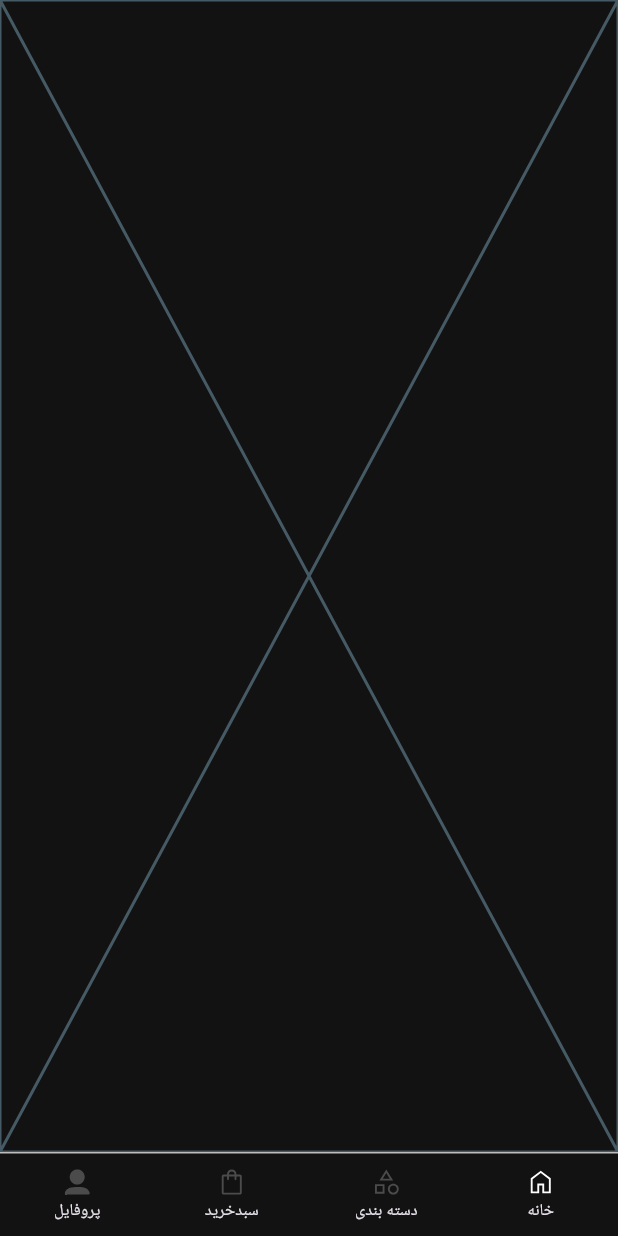
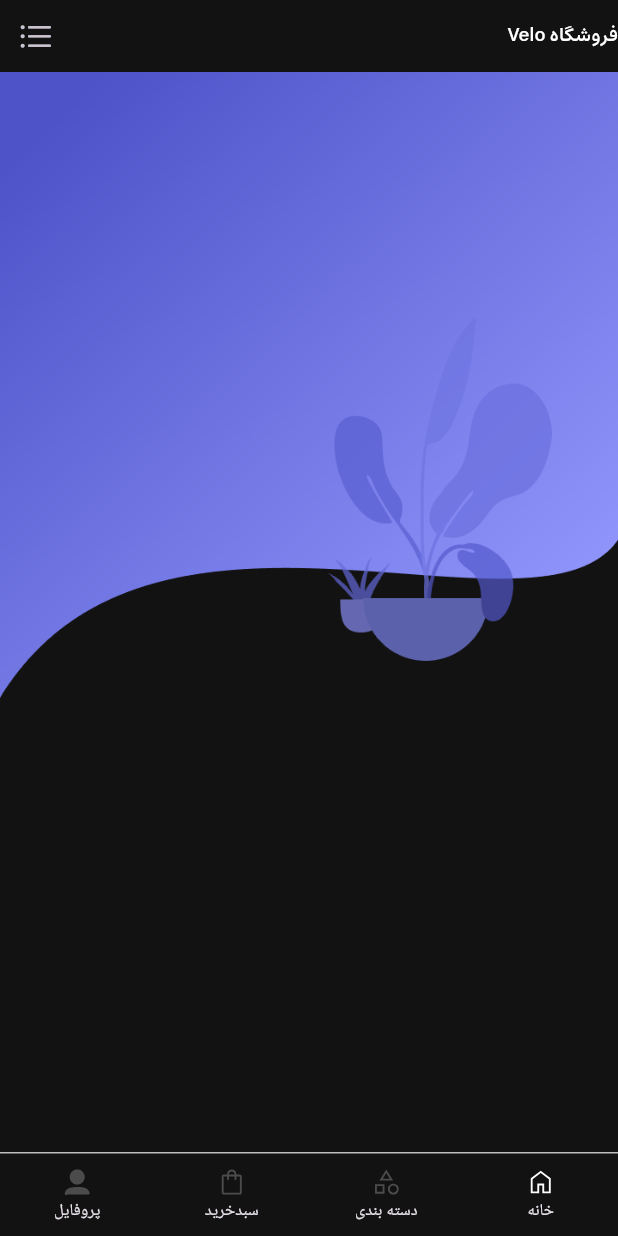
Before and after one commit to saeidjeddi/VeloShop-platform, a Flutter app: the screen it shows after launch, on a phone screen of 412 x 824 dp. Run offline on Flutter 3.47's test engine with Material 3 defaults, Android fonts, the phone set to English and light mode, and no system bars; our stand-ins replace bloc, dio, flutter_svg.

Commit message:
Add new components for menu and side navigation

```diff
--- /dev/null
+++ b/lib/core/constants/assets_path/fonts_path.dart
@@ -0,0 +1,9 @@
+class FontsPath {
+  FontsPath._();
+  static const String dana = 'dana';
+  static const String estedad = 'estedad';
+  static const String tanha = 'tanha';
+  static const String vazir = 'vazir';
+
+
+}
--- a/lib/core/constants/assets_path/icons_path.dart
+++ b/lib/core/constants/assets_path/icons_path.dart
@@ -4,5 +4,6 @@ class IconsPathSVG {
   static const String category = 'assets/icons/category.svg';
   static const String user = 'assets/icons/user.svg';
   static const String home = 'assets/icons/home.svg';
+  static const String bookmark = 'assets/icons/bookmark.svg';
 
 }
--- /dev/null
+++ b/lib/core/extention/sizboxextension.dart
@@ -0,0 +1,8 @@
+import 'package:flutter/material.dart';
+
+
+extension SizBoxExtension on double {
+  SizedBox get height => SizedBox(height: toDouble());
+
+  SizedBox get width => SizedBox(width: toDouble());
+}
--- /dev/null
+++ b/lib/core/theme/text_style/dark_text_style.dart
@@ -0,0 +1,85 @@
+import 'package:flutter/material.dart';
+import 'package:veloshop/core/constants/assets_path/fonts_path.dart';
+import 'package:veloshop/core/theme/colors/dark.dart';
+
+class AppTextstyleDarkMode {
+  AppTextstyleDarkMode._();
+
+
+  static final TextStyle title = TextStyle(
+    fontFamily: FontsPath.estedad,
+    fontSize: 20,
+    color: ColorDorkMode.title,
+  );
+
+  static TextStyle caption = TextStyle(
+    fontFamily: FontsPath.dana,
+    fontSize: 13,
+    color: ColorDorkMode.title.withAlpha(150),
+    fontWeight: FontWeight.normal,
+  );
+
+
+  static TextStyle titleAppBar = TextStyle(
+    fontFamily: FontsPath.estedad,
+    fontSize: 13,
+    color: ColorDorkMode.title,
+    fontWeight: FontWeight.normal,
+  );
+
+  static TextStyle titleAppSideMenu = TextStyle(
+    fontFamily: FontsPath.estedad,
+    fontSize: 16,
+    color: ColorDorkMode.title,
+    fontWeight: FontWeight.normal,
+  );
+  static TextStyle libelSideMenu = TextStyle(
+    fontFamily: FontsPath.estedad,
+    fontSize: 14,
+    color: ColorDorkMode.title,
+    fontWeight: FontWeight.normal,
+  );
+
+
+  static TextStyle captionSideMenu = TextStyle(
+    fontFamily: FontsPath.tanha,
+    fontSize: 13,
+    color: ColorDorkMode.title.withAlpha(150),
+    fontWeight: FontWeight.normal,
+  );
+
+
+  static TextStyle captionWarehousWaiting = TextStyle(
+    fontFamily: FontsPath.tanha,
+    fontSize: 13,
+    color: ColorDorkMode.captionWarehousWaiting,
+    fontWeight: FontWeight.normal,
+  );
+
+  static TextStyle captionWarehousCompletion = TextStyle(
+    fontFamily: FontsPath.tanha,
+    fontSize: 13,
+    color: ColorDorkMode.captionWarehousCompletion,
+    fontWeight: FontWeight.normal,
+  );
+
+  static TextStyle successesWarehouse = TextStyle(
+    fontFamily: FontsPath.vazir,
+    fontSize: 12,
+    color: ColorDorkMode.successesWarehouse.withAlpha(255),
+    fontWeight: FontWeight.normal,
+  );
+
+
+
+
+  static const TextStyle btmNavActive = TextStyle(
+      fontFamily: 'Dana',
+      fontSize: 12,
+      color: ColorDorkMode.btmNavActiveItem);
+
+  static const TextStyle btmNavInActive = TextStyle(
+      fontFamily: 'Dana',
+      fontSize: 12,
+      color: ColorDorkMode.btmNavInActiveItem);
+}
--- /dev/null
+++ b/lib/core/widgets/info_card_menu_side.dart
@@ -0,0 +1,64 @@
+import 'package:flutter/cupertino.dart';
+import 'package:flutter/material.dart';
+import 'package:veloshop/core/theme/text_style/dark_text_style.dart';
+
+
+
+
+class InfoCard extends StatelessWidget {
+  const InfoCard({
+    super.key,
+    required this.name,
+    required this.permissions,
+    required this.onClose,
+  });
+
+  final String name;
+  final String permissions;
+  final VoidCallback onClose;
+
+  @override
+  Widget build(BuildContext context) {
+    final Size size = MediaQuery.of(context).size;
+    return Material(
+      color: Colors.transparent,
+      child: Padding(
+        padding: const EdgeInsets.symmetric(horizontal: 12),
+        child: Row(
+          children: [
+
+            SizedBox(
+              width: size.width * .4,
+              height: 75,
+              child: ListTile(
+                contentPadding: EdgeInsets.zero,
+                leading: CircleAvatar(
+                  backgroundColor: Colors.grey.shade800,
+                  child: const Icon(
+                    CupertinoIcons.person,
+                  ),
+                ),
+                title: Text(
+                  name,
+                  style: AppTextstyleDarkMode.titleAppSideMenu,
+                ),
+                subtitle: Text(
+                  permissions,
+                  style: AppTextstyleDarkMode.captionSideMenu,
+                ),
+              ),
+            ),
+
+            IconButton(
+              onPressed: onClose,
+              icon: const Icon(
+                Icons.close,
+                color: Colors.white,
+              ),
+            ),
+          ],
+        ),
+      ),
+    );
+  }
+}
--- /dev/null
+++ b/lib/core/widgets/side_menu_title.dart
@@ -0,0 +1,80 @@
+import 'package:flutter/material.dart';
+import 'package:flutter_svg/svg.dart';
+import 'package:veloshop/core/theme/text_style/dark_text_style.dart';
+
+
+
+class SideMenuTitle extends StatelessWidget {
+  const SideMenuTitle({
+    super.key,
+    required this.title,
+    required this.iconName,
+    required this.onTap,
+    required this.isActive,
+  });
+
+  final String title;
+  final String iconName;
+  final VoidCallback onTap;
+  final bool isActive;
+
+  @override
+  Widget build(BuildContext context) {
+    final Size size = MediaQuery.of(context).size;
+    return Column(
+      children: [
+        Padding(
+          padding:  EdgeInsets.only(left: size.width * .07),
+          child: Divider(
+            color: Colors.grey.shade700,
+          ),
+        ),
+
+        Material(
+          color: Colors.transparent,
+          child: SizedBox(
+            height: 56,
+            child: Stack(
+              children: [
+                AnimatedPositioned(
+                  duration: const Duration(milliseconds: 300),
+                  curve: Curves.easeOutCubic,
+                  right: isActive ? (size.width * .02) : -(size.width * .6),
+                  top: 0,
+                  width: size.width * .5,
+                  height: 56,
+
+                  child: Container(
+                    decoration: BoxDecoration(
+                      color: const Color(0xFF6792FF),
+                      borderRadius: BorderRadius.circular(10),
+                    ),
+                  ),
+                ),
+
+                ListTile(
+                  onTap: onTap,
+                  leading: SizedBox(
+                    width: 24,
+                    height: 24,
+                    child: SvgPicture.asset(
+                      iconName,
+                      colorFilter: const ColorFilter.mode(
+                        Colors.white,
+                        BlendMode.srcIn,
+                      ),
+                    ),
+                  ),
+                  title: Text(
+                    title,
+                    style: AppTextstyleDarkMode.libelSideMenu,
+                  ),
+                ),
+              ],
+            ),
+          ),
+        ),
+      ],
+    );
+  }
+}
--- a/lib/features/main/presentation/pages/home_screen.dart
+++ b/lib/features/main/presentation/pages/home_screen.dart
@@ -1,10 +1,54 @@
+import 'package:flutter/cupertino.dart';
 import 'package:flutter/material.dart';
+import 'package:veloshop/core/constants/assets_path/image_path.dart';
+import 'package:veloshop/core/theme/text_style/dark_text_style.dart';
+import 'package:veloshop/features/main/presentation/pages/side_menu.dart';
+import 'package:veloshop/core/widgets/appBarCostum.dart';
+
+
+
+
 
 class HomeScreen extends StatelessWidget {
-  const HomeScreen({super.key});
+  const HomeScreen({
+    super.key,
+    required this.onMenuPressed,
+  });
+
+  final VoidCallback onMenuPressed;
 
   @override
   Widget build(BuildContext context) {
-    return const Placeholder();
+    final size = MediaQuery.of(context).size;
+
+    return Scaffold(
+      appBar: AppBarCustom(
+        size: size,
+        child: Row(
+          mainAxisAlignment: MainAxisAlignment.spaceBetween,
+          children: [
+            Text(
+              'فروشگاه Velo',
+              style: AppTextstyleDarkMode.titleAppBar,
+            ),
+
+            IconButton(
+              onPressed: onMenuPressed,
+              icon: const Icon(
+                CupertinoIcons.list_bullet,
+              ),
+            ),
+          ],
+        ),
+      ),
+
+      body: Column(
+        children: [
+          Image.asset(
+            ImagePath.background,
+          ),
+        ],
+      ),
+    );
   }
 }
--- a/lib/features/main/presentation/pages/main_screen.dart
+++ b/lib/features/main/presentation/pages/main_screen.dart
@@ -7,6 +7,7 @@ import 'package:veloshop/core/utils/app_snackbar.dart';
 import 'package:veloshop/features/cart/presentation/pages/cart_screen.dart';
 import 'package:veloshop/features/categories/presentation/pages/categories_screen.dart';
 import 'package:veloshop/features/main/presentation/pages/home_screen.dart';
+import 'package:veloshop/features/main/presentation/pages/menu_screen.dart';
 import 'package:veloshop/features/main/presentation/widgets/btm_nav_item.dart';
 import 'package:veloshop/features/profile/presentation/pages/profile_user_screen.dart';
 
@@ -134,7 +135,7 @@ class _MainScreenState extends State<MainScreen> {
                       key: _homeKey,
                       // initialRoute : ScreenNames.homeScreen,
                       onGenerateRoute: (settings) =>
-                          MaterialPageRoute(builder: (_) => HomeScreen()),
+                          MaterialPageRoute(builder: (_) => MenuScreen()),
                     ),
                     Navigator(
                       key: _categoryKey,
--- /dev/null
+++ b/lib/features/main/presentation/pages/menu_screen.dart
@@ -0,0 +1,66 @@
+import 'dart:math';
+
+import 'package:flutter/material.dart';
+import 'package:veloshop/features/main/presentation/pages/side_menu.dart';
+import 'package:veloshop/features/main/presentation/pages/home_screen.dart';
+
+class MenuScreen extends StatefulWidget {
+  const MenuScreen({super.key});
+
+  @override
+  State<MenuScreen> createState() => _MenuScreenState();
+}
+
+class _MenuScreenState extends State<MenuScreen> {
+  static const double menuWidth = 288;
+  static const double visibleHomeWidth = 70;
+
+  bool isMenuOpen = false;
+
+  void toggleMenu() {
+    setState(() {
+      isMenuOpen = !isMenuOpen;
+    });
+  }
+
+  void closeMenu() {
+    if (!isMenuOpen) return;
+
+    setState(() {
+      isMenuOpen = false;
+    });
+  }
+
+  @override
+  Widget build(BuildContext context) {
+    return Scaffold(
+      body: Stack(
+        children: [
+          // Side Menu
+          Positioned.fill(child: SideMenu(onClose: closeMenu)),
+
+          // Home
+          Positioned(
+            top: 0,
+            bottom: 0,
+            left: 0,
+            right: isMenuOpen ? menuWidth - visibleHomeWidth : 0,
+            child: Transform(
+              alignment: Alignment.centerLeft,
+              transform: Matrix4.identity()
+                ..setEntry(3, 2, 0.001)
+                ..rotateY(isMenuOpen ? -20 * pi / 180 : 0),
+              child: ClipRRect(
+                borderRadius: BorderRadius.only(
+                  topRight: Radius.circular(isMenuOpen ? 28 : 0),
+                  bottomRight: Radius.circular(isMenuOpen ? 28 : 0),
+                ),
+                child: HomeScreen(onMenuPressed: toggleMenu),
+              ),
+            ),
+          ),
+        ],
+      ),
+    );
+  }
+}
--- /dev/null
+++ b/lib/features/main/presentation/pages/side_menu.dart
@@ -0,0 +1,60 @@
+import 'package:flutter/cupertino.dart';
+import 'package:flutter/material.dart';
+import 'package:veloshop/core/constants/assets_path/icons_path.dart';
+import 'package:veloshop/core/theme/text_style/dark_text_style.dart';
+import 'package:veloshop/core/widgets/info_card_menu_side.dart';
+import 'package:veloshop/core/widgets/side_menu_title.dart';
+
+
+
+
+class SideMenu extends StatefulWidget {
+  const SideMenu({super.key, required this.onClose});
+
+  final VoidCallback onClose;
+
+  @override
+  State<SideMenu> createState() => _SideMenuState();
+}
+
+class _SideMenuState extends State<SideMenu> {
+  String activePage = 'home';
+
+  @override
+  Widget build(BuildContext context) {
+    final Size size = MediaQuery.of(context).size;
+    return Scaffold(
+      body: Container(
+        width: size.width,
+        height: size.height,
+        color: Color(0xFF17203A),
+        child: SafeArea(
+          child: Column(
+            crossAxisAlignment: .start,
+            children: [
+              // InfoCard(name: 'سعید', permissions: 'کاربر عادی', onClose: widget.onClose,),
+              IconButton(
+                onPressed:widget.onClose,
+                icon: const Icon(
+                  Icons.close,
+                  color: Colors.white,
+                ),
+              ),
+
+              Padding(
+                padding: const EdgeInsets.fromLTRB(0, 40, 24, 16),
+                child: Text('حافظه', style: AppTextstyleDarkMode.titleAppBar),
+              ),
+
+              SideMenuTitle(title: 'ذخیره شده', iconName: IconsPathSVG.bookmark, onTap: () {
+                setState(() {
+                  activePage = 'bookmark';
+                });
+              }, isActive: activePage == 'bookmark',),
+            ],
+          ),
+        ),
+      ),
+    );
+  }
+}
--- a/lib/main.dart
+++ b/lib/main.dart
@@ -2,6 +2,7 @@ import 'package:flutter/material.dart';
 import 'package:flutter/services.dart';
 import 'package:veloshop/features/auth/presentation/pages/login_with_screen.dart';
 import 'package:flutter_localizations/flutter_localizations.dart';
+import 'package:veloshop/features/main/presentation/pages/menu_screen.dart';
 import 'package:veloshop/features/main/presentation/route/names.dart';
 
 import 'features/auth/presentation/pages/verify_email_code.dart';
@@ -55,6 +56,8 @@ class MyApp extends StatelessWidget {
 
       routes: routes,
       initialRoute: ScreenNames.root,
+
+      // home: MenuScreen(),
     );
   }
 }
--- a/pubspec.yaml
+++ b/pubspec.yaml
@@ -21,6 +21,7 @@ dependencies:
   shared_preferences: ^2.5.5
   equatable: ^2.1.0
   flutter_svg: ^2.3.0
+
 
 dev_dependencies:
   flutter_test:
```
Also changed, not shown: assets/icons/bookmark.svg (added), 1 other file.
